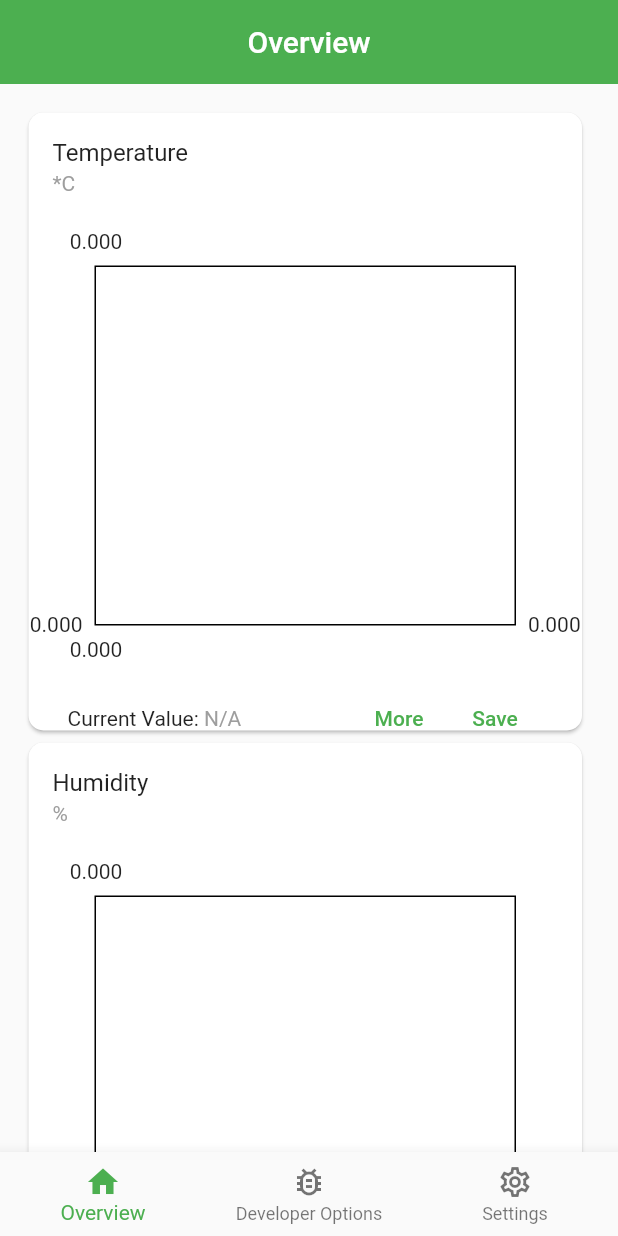
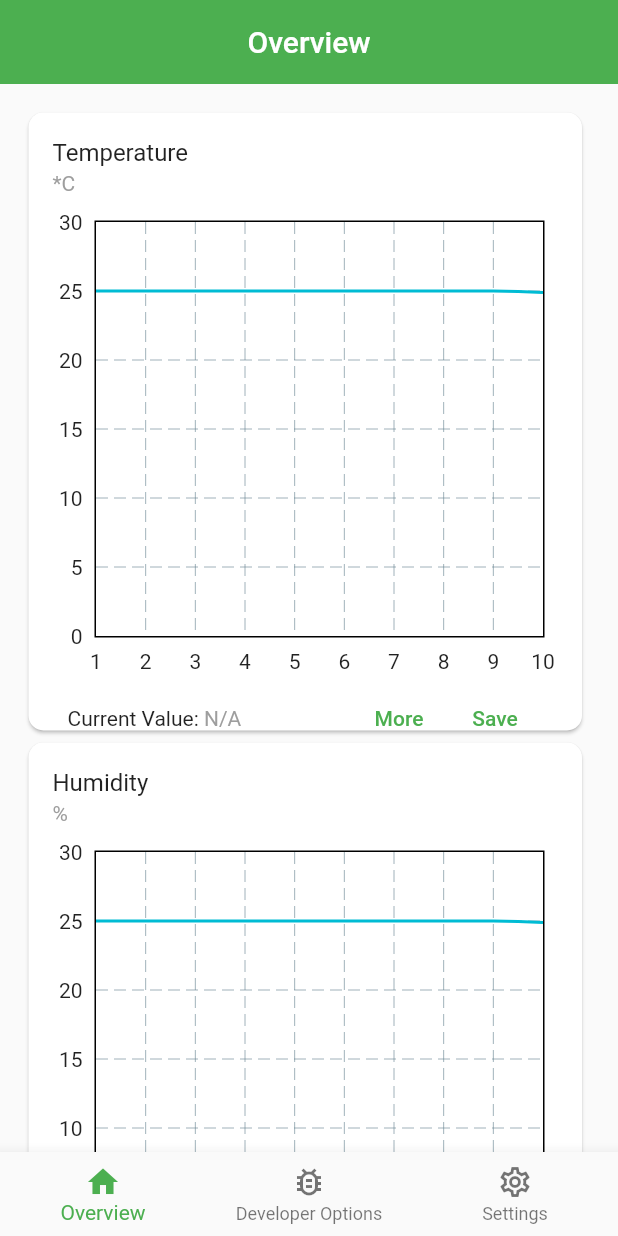
Before and after one commit to RichterRSA/hydro, a Flutter app: the screen it shows after launch, on a phone screen of 412 x 824 dp. Run offline on Flutter 3.47's test engine with Material 2 defaults, Android fonts, the phone set to English and light mode, and no system bars; drawn by our look-alikes of fl_chart, flutter_layout_grid; our stand-ins replace shared_preferences; missing offline and left inert: stream_mixin; network calls fail.

Commit message:
Add dynamic charts.

```diff
--- a/lib/custom_widgets/stats_card.dart
+++ b/lib/custom_widgets/stats_card.dart
@@ -1,18 +1,33 @@
 import 'package:fl_chart/fl_chart.dart';
 import 'package:flutter/material.dart';
+import 'package:stream_mixin/stream_mixin.dart';
 
 class StatsCard extends StatefulWidget {
   final String title;
   final String? subtitle;
-  const StatsCard({super.key, required this.title, this.subtitle});
+  final updater = StatCardUpdater();
+  List<MeasurementData> measuredData = [
+    for (int i = 0; i < 10; i++) MeasurementData(i.toDouble(), 25.0)
+  ];
+  StatsCard({super.key, required this.title, this.subtitle});
+
+  void updateData(List<MeasurementData> data) {
+    measuredData.addAll(data);
+
+    while (measuredData.length > 10) {
+      measuredData.removeAt(0);
+    }
+
+    updater.update(null);
+  }
 
   @override
   State<StatsCard> createState() => _StatsCardState();
 }
 
+class StatCardUpdater with StreamMixin {}
+
 class _StatsCardState extends State<StatsCard> {
-  List<_MeasurementData> measuredData = [];
-
   @override
   Widget build(BuildContext context) {
     return Card(
@@ -31,7 +46,14 @@ class _StatsCardState extends State<StatsCard> {
           ),
           SizedBox(
             height: 300.0,
-            child: LineChart(getData()),
+            child: StreamBuilder(
+              stream: widget.updater.onChange,
+              builder: (cxt, snap) => Padding(
+                padding: const EdgeInsets.only(right: 25.0),
+                child: LineChart(getData(),
+                    swapAnimationDuration: const Duration(milliseconds: 150)),
+              ),
+            ),
           ),
           Padding(
             padding: const EdgeInsets.symmetric(horizontal: 18.0),
@@ -71,25 +93,52 @@ class _StatsCardState extends State<StatsCard> {
     );
   }
 
-
   LineChartData getData() {
     return LineChartData(
       gridData: FlGridData(
         show: true,
-        horizontalInterval: 1,
-        verticalInterval: 1,
+        horizontalInterval: 5.0,
+        verticalInterval: 1.0,
       ),
       lineBarsData: [
         LineChartBarData(
-          spots: [for (final d in measuredData) FlSpot(d.time, d.value)],
+            spots: [
+              for (final d in widget.measuredData) FlSpot(d.time, d.value)
+            ],
+            isCurved: true,
+            preventCurveOverShooting: true,
+            curveSmoothness: 0.5,
+            dotData: FlDotData(show: false)
         ),
       ],
+      minY: 0.0,
+      maxY: 30.0,
+      titlesData: FlTitlesData(
+        bottomTitles: AxisTitles(
+          sideTitles: SideTitles(
+            showTitles: true,
+            interval: 1.0,
+          ),
+        ),
+        rightTitles: AxisTitles(
+          sideTitles: SideTitles(
+            showTitles: false,
+            reservedSize: 0,
+          ),
+        ),
+        topTitles: AxisTitles(
+          sideTitles: SideTitles(
+            showTitles: false,
+            reservedSize: 0,
+          ),
+        ),
+      ),
     );
   }
 }
 
-class _MeasurementData {
-  _MeasurementData(this.time, this.value);
+class MeasurementData {
+  MeasurementData(this.time, this.value);
 
   final double time;
   final double value;
--- a/lib/overview.dart
+++ b/lib/overview.dart
@@ -1,3 +1,6 @@
+import 'dart:async';
+import 'dart:math';
+
 import 'package:flutter/material.dart';
 import 'package:flutter_layout_grid/flutter_layout_grid.dart';
 import 'package:hydro/custom_widgets/custom_page.dart';
@@ -16,6 +19,60 @@ const double minItemWidth = 300.0;
 const double itemHeight = 420;
 
 class _OverviewPageState extends State<OverviewPage> {
+  Timer _timer = Timer.periodic(const Duration(seconds: 5), (timer) {});
+  var items = [
+    StatsCard(title: 'Temperature', subtitle: '*C'),
+    StatsCard(title: 'Humidity', subtitle: '%'),
+    StatsCard(title: 'Electrical Conductivity', subtitle: 'mS'),
+    StatsCard(title: 'pH'),
+    StatsCard(title: 'Power Consumption', subtitle: 'mW'),
+    StatsCard(title: 'Water Flow', subtitle: 'm^3/s'),
+    StatsCard(title: 'Tank Water Level', subtitle: '%'),
+  ];
+  double time = 10.0;
+
+  @override
+  void initState() {
+    super.initState();
+    // start the timer to check for updates every 5 seconds
+    _timer = Timer.periodic(const Duration(seconds: 1), (timer) {
+      checkForUpdates();
+    });
+    checkForUpdates();
+  }
+
+  @override
+  void dispose() {
+    // cancel the timer when the widget is disposed
+    _timer.cancel();
+    super.dispose();
+  }
+
+  void checkForUpdates() {
+    for (StatsCard item in items) {
+      item.updateData([
+        MeasurementData(time, getRandomSmooth(item.measuredData.last.value))
+      ]);
+    }
+    time += 1.0;
+  }
+
+  double getRandomSmooth(double prev) {
+    Random rand = Random();
+    double val = rand.nextDouble();
+
+    val *= (rand.nextInt(2) > 0) ? 1.0 : -1.0;
+
+    if (prev + val > 30) {
+      prev -= val;
+    } else if (prev + val < 20) {
+      prev -= val;
+    } else {
+      prev += val;
+    }
+
+    return prev;
+  }
 
   int getCrossAxisCount(double width) {
     return (width / minItemWidth).floor().clamp(1, 4);
@@ -29,7 +86,6 @@ class _OverviewPageState extends State<OverviewPage> {
     }
     return rowCount;
   }
-
 
   List<FixedTrackSize> getCrossAxisSizes(double width) {
     List<FixedTrackSize> result = [];
@@ -59,19 +115,8 @@ class _OverviewPageState extends State<OverviewPage> {
     return result;
   }
 
-
   @override
   Widget build(BuildContext context) {
-    var items = const [
-      StatsCard(title: 'Temperature', subtitle: '*C'),
-      StatsCard(title: 'Humidity', subtitle: '%'),
-      StatsCard(title: 'Electrical Conductivity', subtitle: 'mS'),
-      StatsCard(title: 'pH'),
-      StatsCard(title: 'Power Consumption', subtitle: 'mW'),
-      StatsCard(title: 'Water Flow', subtitle: 'm^3/s'),
-      StatsCard(title: 'Tank Water Level', subtitle: '%'),
-    ];
-
     return CustomPage(
       title: 'Overview',
       children: [
@@ -100,7 +145,6 @@ class _OverviewPageState extends State<OverviewPage> {
                     },
                   ),
                 );
-
               }),
             );
           },
--- a/pubspec.yaml
+++ b/pubspec.yaml
@@ -39,6 +39,7 @@ dependencies:
   http: ^0.13.5
   flutter_layout_grid: ^2.0.1
   fl_chart: ^0.62.0
+  stream_mixin: ^3.0.4
 
 dev_dependencies:
   flutter_test:
```
Also changed, not shown: 1 other file.
